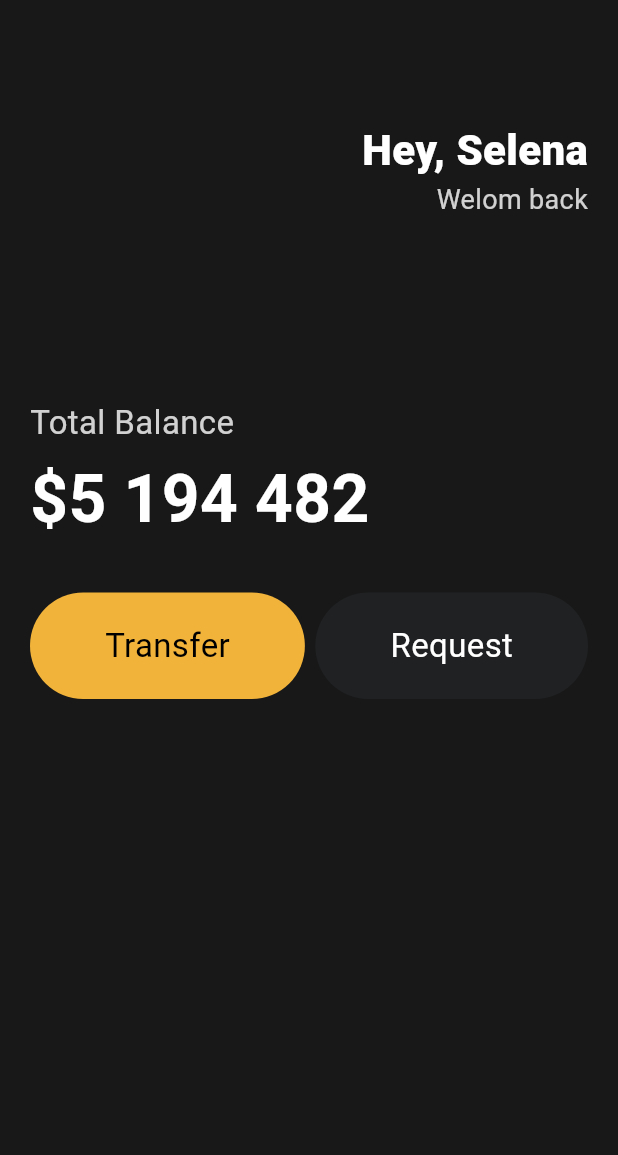
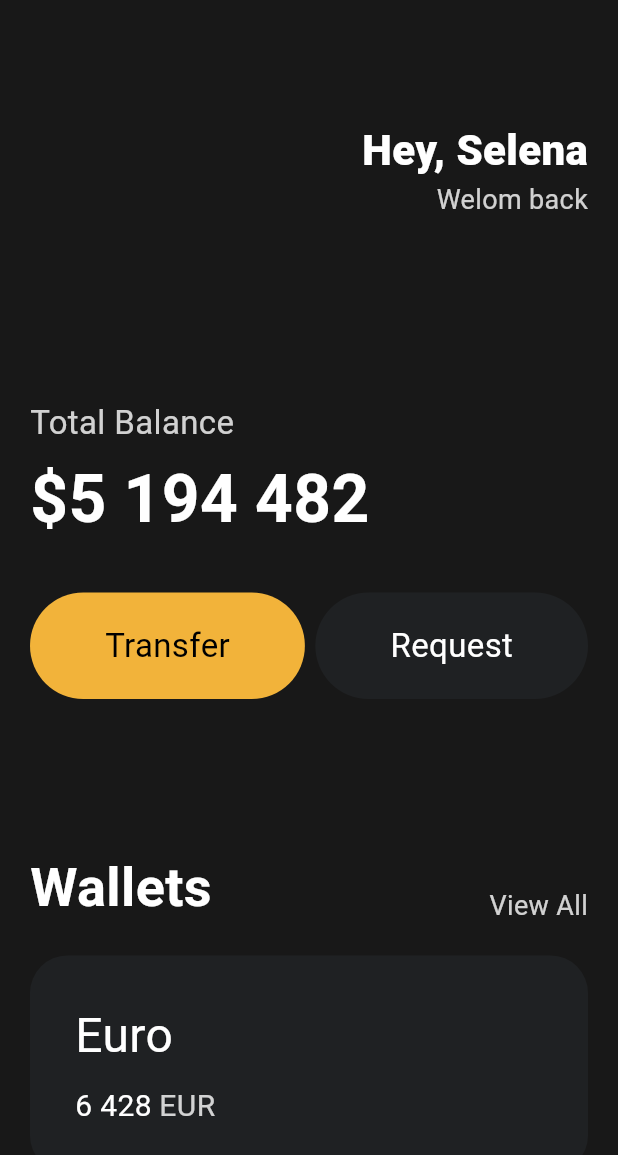
Before and after one commit to nahy-512/Flutter, a Flutter app: the screen it shows after launch, on a phone screen of 412 x 824 dp. Shown: the top 1155 px of the screen. Run offline on Flutter 3.47's test engine with Material 3 defaults, Android fonts, the phone set to English and light mode, and no system bars.

Commit message:
✨ Feat: Week3 - 웹툰앱 3.6강 "Cards"
컨테이너에 BoxDecoration 사용

```diff
--- a/app/toonflix/lib/main.dart
+++ b/app/toonflix/lib/main.dart
@@ -81,6 +81,77 @@ class App extends StatelessWidget {
                         textColor: Colors.white),
                   ],
                 ),
+                const SizedBox(
+                  height: 100,
+                ),
+                Row(
+                  crossAxisAlignment: CrossAxisAlignment.end,
+                  mainAxisAlignment: MainAxisAlignment.spaceBetween,
+                  children: [
+                    const Text(
+                      'Wallets',
+                      style: TextStyle(
+                          color: Colors.white,
+                          fontSize: 36,
+                          fontWeight: FontWeight.w600),
+                    ),
+                    Text(
+                      'View All',
+                      style: TextStyle(
+                          color: Colors.white.withOpacity(0.8), fontSize: 18),
+                    ),
+                  ],
+                ),
+                const SizedBox(
+                  height: 20,
+                ),
+                Container(
+                  decoration: BoxDecoration(
+                    color: const Color(0xFF1F2123),
+                    borderRadius: BorderRadius.circular(25),
+                  ),
+                  child: Padding(
+                    padding: const EdgeInsets.all(30),
+                    child: Row(
+                      children: [
+                        Column(
+                          crossAxisAlignment: CrossAxisAlignment.start,
+                          children: [
+                            const Text(
+                              'Euro',
+                              style:
+                                  TextStyle(color: Colors.white, fontSize: 32),
+                            ),
+                            const SizedBox(
+                              height: 10,
+                            ),
+                            Row(
+                              children: [
+                                const Text(
+                                  '6 428',
+                                  style: TextStyle(
+                                    color: Colors.white,
+                                    fontSize: 20,
+                                  ),
+                                ),
+                                const SizedBox(
+                                  width: 5,
+                                ),
+                                Text(
+                                  'EUR',
+                                  style: TextStyle(
+                                    color: Colors.white.withOpacity(0.8),
+                                    fontSize: 20,
+                                  ),
+                                ),
+                              ],
+                            ),
+                          ],
+                        ),
+                      ],
+                    ),
+                  ),
+                ),
               ],
             ),
           )),
```
